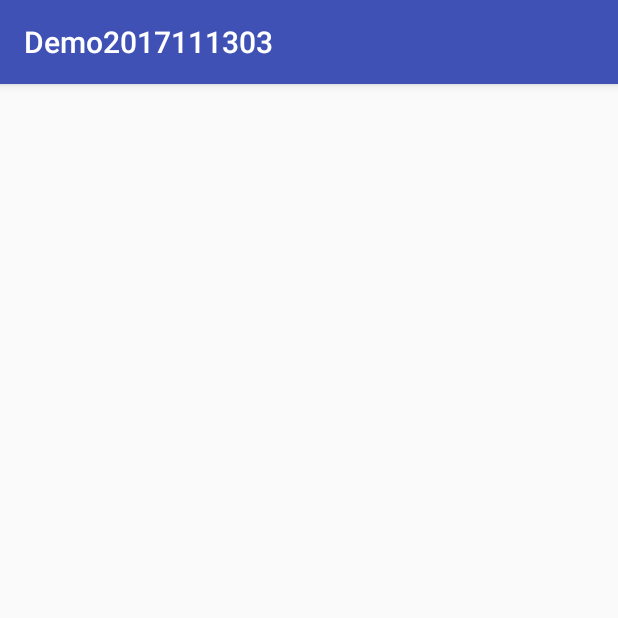
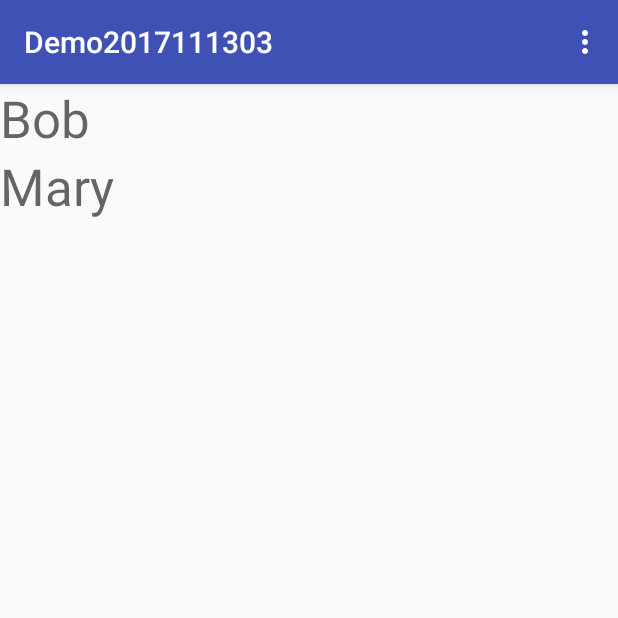
Before and after one commit to Star58888/Demo2017111303, an Android app: the screen it shows after launch (MainActivity), on a phone screen of 412 x 824 dp, the top half of it. Run offline under Robolectric (Android 15) with nearby library versions, the phone set to English and light mode, and no system bars.

Commit message:
RecyclerView-finish

```diff
--- a/app/src/main/AndroidManifest.xml
+++ b/app/src/main/AndroidManifest.xml
@@ -16,6 +16,7 @@
                 <category android:name="android.intent.category.LAUNCHER" />
             </intent-filter>
         </activity>
+        <activity android:name=".Data.AddActivity"></activity>
     </application>
 
 </manifest>
--- a/app/src/main/java/com/star/demo2017111303/MainActivity.java
+++ b/app/src/main/java/com/star/demo2017111303/MainActivity.java
@@ -1,9 +1,16 @@
 package com.star.demo2017111303;
 
+import android.content.Intent;
 import android.support.v7.app.AppCompatActivity;
 import android.os.Bundle;
+import android.support.v7.widget.LinearLayoutManager;
+import android.support.v7.widget.RecyclerView;
 import android.util.Log;
+import android.view.Menu;
+import android.view.MenuItem;
+import android.widget.SimpleExpandableListAdapter;
 
+import com.star.demo2017111303.Data.AddActivity;
 import com.star.demo2017111303.Data.Student;
 import com.star.demo2017111303.Data.StudentDAOMemoryImpl;
 import com.star.demo2017111303.Data.StudentDAOTest1;
@@ -11,11 +18,20 @@ import com.star.demo2017111303.Data.StudentDAOTest1;
 import java.util.ArrayList;
 
 public class MainActivity extends AppCompatActivity {
-
+    public static StudentDAOMemoryImpl t = new StudentDAOMemoryImpl();
+    RecyclerView  mRecyclerView;
+    RecyclerView.Adapter<MyAdapter.ViewHolder> mAdapter;
+    RecyclerView.LayoutManager mLayoutManager;
     @Override
     protected void onCreate(Bundle savedInstanceState) {
         super.onCreate(savedInstanceState);
         setContentView(R.layout.activity_main);
+        mRecyclerView = (RecyclerView)findViewById(R.id.myRecyclerView);
+        mRecyclerView.setHasFixedSize(false);
+        mLayoutManager = new LinearLayoutManager(MainActivity.this);
+        mRecyclerView.setLayoutManager(mLayoutManager);
+        t.add(new Student("Bob", "123", "123"));
+        t.add(new Student("Mary", "123", "123"));
 
 
 
@@ -40,4 +56,24 @@ public class MainActivity extends AppCompatActivity {
 //            Log.d("DATAS", "update:" + s.toString());
 //        }
     }
+
+    @Override
+    protected void onPostResume() {
+        super.onPostResume();
+        mAdapter = new MyAdapter(MainActivity.this , t.getData());
+        mRecyclerView.setAdapter(mAdapter);
+    }
+
+    @Override
+    public boolean onCreateOptionsMenu(Menu menu) {
+        menu.add("ADD");
+        return super.onCreateOptionsMenu(menu);
+    }
+
+    @Override
+    public boolean onOptionsItemSelected(MenuItem item) {
+        Intent intent = new Intent(MainActivity.this , AddActivity.class);
+        startActivity(intent);
+        return super.onOptionsItemSelected(item);
+    }
 }
--- a/app/src/main/java/com/star/demo2017111303/MyAdapter.java
+++ b/app/src/main/java/com/star/demo2017111303/MyAdapter.java
@@ -24,7 +24,7 @@ public class MyAdapter extends RecyclerView.Adapter<MyAdapter.ViewHolder> {
 
     @Override
     public ViewHolder onCreateViewHolder(ViewGroup parent, int viewType) {
-        View v = LayoutInflater.from(parent.getContext()).inflate(R.layout.my_text_view , parent , false);
+        View v = LayoutInflater.from(parent.getContext()).inflate(R.layout.my_text_view , parent , false);  //LayoutInflater解壓器
         return new ViewHolder(v);
     }
 
--- a/app/src/main/res/layout/activity_main.xml
+++ b/app/src/main/res/layout/activity_main.xml
@@ -7,6 +7,7 @@
     tools:context="com.star.demo2017111303.MainActivity">
 
     <android.support.v7.widget.RecyclerView
+        android:id="@+id/myRecyclerView"
         android:layout_width="match_parent"
         android:layout_height="match_parent" />
 </LinearLayout>
--- a/app/src/main/res/layout/my_text_view.xml
+++ b/app/src/main/res/layout/my_text_view.xml
@@ -1,7 +1,8 @@
 <?xml version="1.0" encoding="utf-8"?>
 <LinearLayout xmlns:android="http://schemas.android.com/apk/res/android"
-    android:orientation="vertical" android:layout_width="match_parent"
-    android:layout_height="match_parent">
+    android:layout_width="match_parent"
+    android:layout_height="wrap_content"
+    android:orientation="vertical">
 
     <TextView
         android:id="@+id/textView"
```
Also changed, not shown: app/src/main/java/com/star/demo2017111303/Data/AddActivity.java (added, +27 -0 lines), app/src/main/res/layout/activity_add.xml (added, +62 -0 lines).
